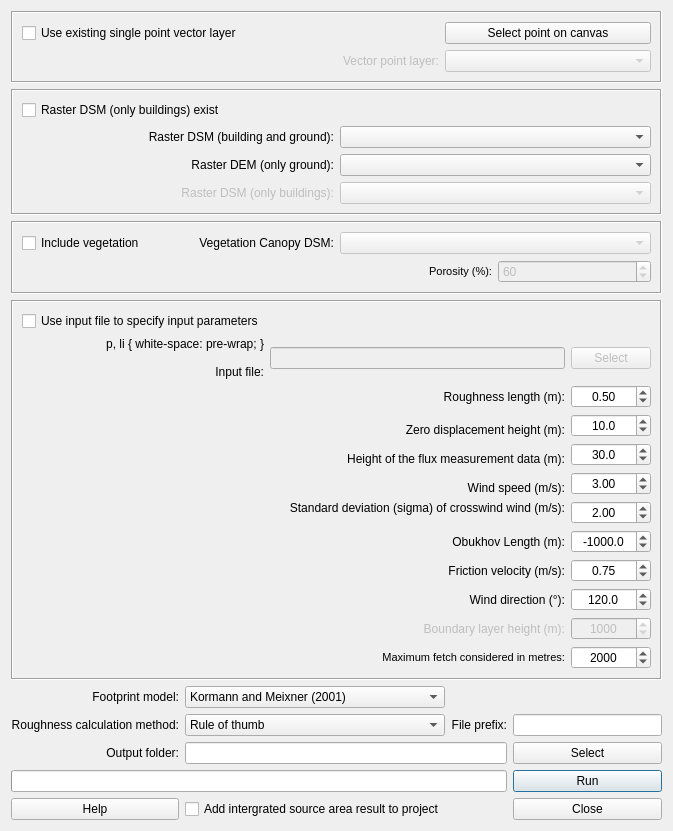
Old version of the form FootprintModel/footprint_model_dialog_base.ui in the repository UMEP-dev/UMEP.
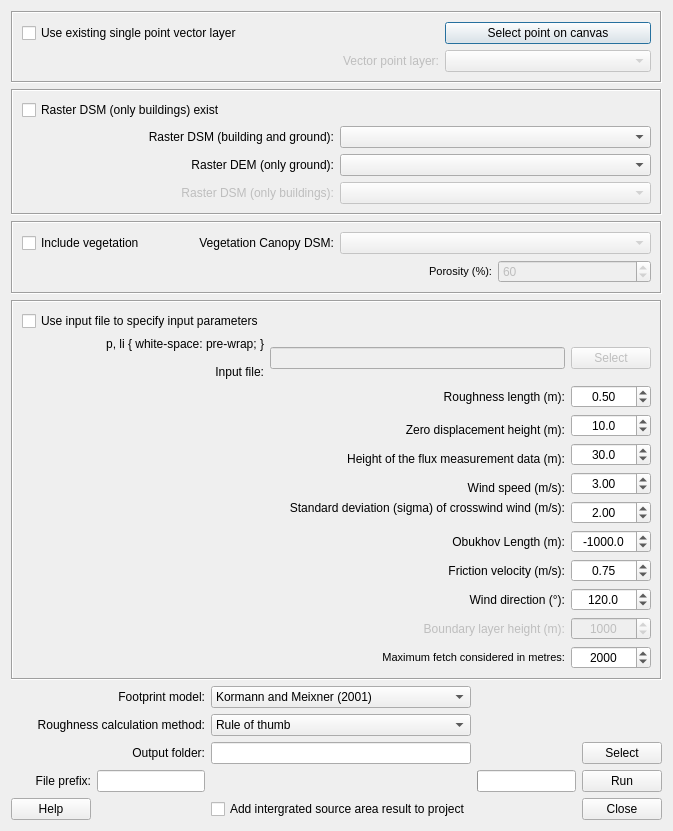
New version of the form.

Commit message: Version 0.2.11: Major changes to SUEWS-related plugins to prepare for new model version. Bug fixing

```diff
--- a/FootprintModel/footprint_model_dialog_base.ui
+++ b/FootprintModel/footprint_model_dialog_base.ui
@@ -7,179 +7,95 @@
     <x>0</x>
     <y>0</y>
     <width>673</width>
-    <height>795</height>
+    <height>794</height>
    </rect>
   </property>
   <property name="windowTitle">
    <string>Footprint model</string>
   </property>
   <layout class="QGridLayout" name="gridLayout_6">
-   <item row="8" column="0">
-    <layout class="QGridLayout" name="gridLayout_4">
-     <property name="sizeConstraint">
-      <enum>QLayout::SetDefaultConstraint</enum>
+   <item row="0" column="0">
+    <widget class="QFrame" name="frame_2">
+     <property name="frameShape">
+      <enum>QFrame::Box</enum>
      </property>
-     <item row="1" column="0">
-      <widget class="QLabel" name="label_22">
-       <property name="text">
-        <string>Footprint model:</string>
-       </property>
-       <property name="alignment">
-        <set>Qt::AlignRight|Qt::AlignTrailing|Qt::AlignVCenter</set>
-       </property>
-       <property name="buddy">
-        <cstring>comboBox_DEM</cstring>
-       </property>
-      </widget>
-     </item>
-     <item row="2" column="1">
-      <widget class="QComboBox" name="comboBox_Roughness">
-       <item>
-        <property name="text">
-         <string>Rule of thumb</string>
+     <property name="frameShadow">
+      <enum>QFrame::Sunken</enum>
+     </property>
+     <layout class="QGridLayout" name="gridLayout">
+      <item row="1" column="1">
+       <widget class="QLabel" name="label_6">
+        <property name="enabled">
+         <bool>false</bool>
         </property>
-       </item>
-       <item>
         <property name="text">
-         <string>Raupach (1994/95)</string>
+         <string>Vector point layer:</string>
         </property>
-       </item>
-       <item>
-        <property name="text">
-         <string>Simplified Bottema (1995)</string>
+        <property name="alignment">
+         <set>Qt::AlignRight|Qt::AlignTrailing|Qt::AlignVCenter</set>
         </property>
-       </item>
-       <item>
-        <property name="text">
-         <string>MacDonald et al. (1998)</string>
+        <property name="buddy">
+         <cstring>comboBox_Point</cstring>
         </property>
-       </item>
-       <item>
-        <property name="text">
-         <string>Millward-Hopkins et al. (2011)</string>
+       </widget>
+      </item>
+      <item row="0" column="0" colspan="2">
+       <widget class="QCheckBox" name="checkBoxVectorLayer">
+        <property name="layoutDirection">
+         <enum>Qt::LeftToRight</enum>
         </property>
-       </item>
-       <item>
         <property name="text">
-         <string>Kanda et al. (2013)</string>
+         <string>Use existing single point vector layer</string>
         </property>
-       </item>
-      </widget>
-     </item>
-     <item row="1" column="1">
-      <widget class="QComboBox" name="comboBoxFPM">
-       <item>
-        <property name="text">
-         <string>Kormann and Meixner (2001)</string>
+       </widget>
+      </item>
+      <item row="1" column="2">
+       <widget class="QComboBox" name="comboBox_Point">
+        <property name="enabled">
+         <bool>false</bool>
         </property>
-       </item>
-       <item>
+        <property name="toolTip">
+         <string>&lt;!DOCTYPE HTML PUBLIC &quot;-//W3C//DTD HTML 4.0//EN&quot; &quot;http://www.w3.org/TR/REC-html40/strict.dtd&quot;&gt;
+&lt;html&gt;&lt;head&gt;&lt;meta name=&quot;qrichtext&quot; content=&quot;1&quot; /&gt;&lt;style type=&quot;text/css&quot;&gt;
+p, li { white-space: pre-wrap; }
+&lt;/style&gt;&lt;/head&gt;&lt;body style=&quot; font-family:'MS Shell Dlg 2'; font-size:8.25pt; font-weight:400; font-style:normal;&quot;&gt;
+&lt;p style=&quot; margin-top:0px; margin-bottom:0px; margin-left:0px; margin-right:0px; -qt-block-indent:0; text-indent:0px;&quot;&gt;&lt;span style=&quot; font-size:8pt;&quot;&gt;This Polygon layer could include one single or mutiple squares &lt;/span&gt;&lt;/p&gt;&lt;/body&gt;&lt;/html&gt;</string>
+        </property>
+       </widget>
+      </item>
+      <item row="0" column="2">
+       <widget class="QPushButton" name="selectpoint">
+        <property name="contextMenuPolicy">
+         <enum>Qt::DefaultContextMenu</enum>
+        </property>
+        <property name="toolTip">
+         <string>Select point on canvas</string>
+        </property>
+        <property name="whatsThis">
+         <string>Select a point on the canvas &lt;a href=README.html&gt; Click here for more info! &lt;/a href&gt;</string>
+        </property>
         <property name="text">
-         <string>Klujn et al. (2015)</string>
+         <string>Select point on canvas</string>
         </property>
-       </item>
-      </widget>
-     </item>
-     <item row="2" column="2">
-      <widget class="QLabel" name="label_9">
-       <property name="text">
-        <string>File prefix:</string>
-       </property>
-       <property name="alignment">
-        <set>Qt::AlignRight|Qt::AlignTrailing|Qt::AlignVCenter</set>
-       </property>
-      </widget>
-     </item>
-     <item row="2" column="3">
-      <widget class="QLineEdit" name="textOutput_prefix">
-       <property name="alignment">
-        <set>Qt::AlignCenter</set>
-       </property>
-      </widget>
-     </item>
-     <item row="4" column="3">
-      <widget class="QPushButton" name="runButton">
-       <property name="enabled">
-        <bool>true</bool>
-       </property>
-       <property name="text">
-        <string>Run</string>
-       </property>
-      </widget>
-     </item>
-     <item row="5" column="3">
-      <widget class="QPushButton" name="closeButton">
-       <property name="enabled">
-        <bool>true</bool>
-       </property>
-       <property name="text">
-        <string>Close</string>
-       </property>
-      </widget>
-     </item>
-     <item row="5" column="0">
-      <widget class="QPushButton" name="helpButton">
-       <property name="text">
-        <string>Help</string>
-       </property>
-      </widget>
-     </item>
-     <item row="3" column="3">
-      <widget class="QPushButton" name="pushButtonSave">
-       <property name="text">
-        <string>Select</string>
-       </property>
-      </widget>
-     </item>
-     <item row="5" column="1">
-      <widget class="QCheckBox" name="checkBoxIntoCanvas">
-       <property name="enabled">
-        <bool>true</bool>
-       </property>
-       <property name="text">
-        <string>Add intergrated source area result to project</string>
-       </property>
-      </widget>
-     </item>
-     <item row="4" column="0" colspan="3">
-      <widget class="QProgressBar" name="progressBar">
-       <property name="value">
-        <number>0</number>
-       </property>
-       <property name="textVisible">
-        <bool>false</bool>
-       </property>
-      </widget>
-     </item>
-     <item row="3" column="0">
-      <widget class="QLabel" name="label_5">
-       <property name="text">
-        <string>Output folder:</string>
-       </property>
-       <property name="alignment">
-        <set>Qt::AlignRight|Qt::AlignTrailing|Qt::AlignVCenter</set>
-       </property>
-      </widget>
-     </item>
-     <item row="3" column="1" colspan="2">
-      <widget class="QLineEdit" name="textOutput"/>
-     </item>
-     <item row="2" column="0">
-      <widget class="QLabel" name="label_8">
-       <property name="text">
-        <string>Roughness calculation method:</string>
-       </property>
-       <property name="alignment">
-        <set>Qt::AlignRight|Qt::AlignTrailing|Qt::AlignVCenter</set>
-       </property>
-       <property name="buddy">
-        <cstring>comboBox_DEM</cstring>
-       </property>
-      </widget>
-     </item>
-    </layout>
+       </widget>
+      </item>
+      <item row="2" column="1">
+       <spacer name="verticalSpacer_5">
+        <property name="orientation">
+         <enum>Qt::Vertical</enum>
+        </property>
+        <property name="sizeHint" stdset="0">
+         <size>
+          <width>20</width>
+          <height>40</height>
+         </size>
+        </property>
+       </spacer>
+      </item>
+     </layout>
+    </widget>
    </item>
-   <item row="2" column="0">
+   <item row="1" column="0">
     <widget class="QFrame" name="frame">
      <property name="frameShape">
       <enum>QFrame::Box</enum>
@@ -269,88 +185,7 @@
      </layout>
     </widget>
    </item>
-   <item row="0" column="0">
-    <widget class="QFrame" name="frame_2">
-     <property name="frameShape">
-      <enum>QFrame::Box</enum>
-     </property>
-     <property name="frameShadow">
-      <enum>QFrame::Sunken</enum>
-     </property>
-     <layout class="QGridLayout" name="gridLayout">
-      <item row="1" column="1">
-       <widget class="QLabel" name="label_6">
-        <property name="enabled">
-         <bool>false</bool>
-        </property>
-        <property name="text">
-         <string>Vector point layer:</string>
-        </property>
-        <property name="alignment">
-         <set>Qt::AlignRight|Qt::AlignTrailing|Qt::AlignVCenter</set>
-        </property>
-        <property name="buddy">
-         <cstring>comboBox_Point</cstring>
-        </property>
-       </widget>
-      </item>
-      <item row="0" column="0" colspan="2">
-       <widget class="QCheckBox" name="checkBoxVectorLayer">
-        <property name="layoutDirection">
-         <enum>Qt::LeftToRight</enum>
-        </property>
-        <property name="text">
-         <string>Use existing single point vector layer</string>
-        </property>
-       </widget>
-      </item>
-      <item row="1" column="2">
-       <widget class="QComboBox" name="comboBox_Point">
-        <property name="enabled">
-         <bool>false</bool>
-        </property>
-        <property name="toolTip">
-         <string>&lt;!DOCTYPE HTML PUBLIC &quot;-//W3C//DTD HTML 4.0//EN&quot; &quot;http://www.w3.org/TR/REC-html40/strict.dtd&quot;&gt;
-&lt;html&gt;&lt;head&gt;&lt;meta name=&quot;qrichtext&quot; content=&quot;1&quot; /&gt;&lt;style type=&quot;text/css&quot;&gt;
-p, li { white-space: pre-wrap; }
-&lt;/style&gt;&lt;/head&gt;&lt;body style=&quot; font-family:'MS Shell Dlg 2'; font-size:8.25pt; font-weight:400; font-style:normal;&quot;&gt;
-&lt;p style=&quot; margin-top:0px; margin-bottom:0px; margin-left:0px; margin-right:0px; -qt-block-indent:0; text-indent:0px;&quot;&gt;&lt;span style=&quot; font-size:8pt;&quot;&gt;This Polygon layer could include one single or mutiple squares &lt;/span&gt;&lt;/p&gt;&lt;/body&gt;&lt;/html&gt;</string>
-        </property>
-       </widget>
-      </item>
-      <item row="0" column="2">
-       <widget class="QPushButton" name="selectpoint">
-        <property name="contextMenuPolicy">
-         <enum>Qt::DefaultContextMenu</enum>
-        </property>
-        <property name="toolTip">
-         <string>Select point on canvas</string>
-        </property>
-        <property name="whatsThis">
-         <string>Select a point on the canvas &lt;a href=README.html&gt; Click here for more info! &lt;/a href&gt;</string>
-        </property>
-        <property name="text">
-         <string>Select point on canvas</string>
-        </property>
-       </widget>
-      </item>
-      <item row="2" column="1">
-       <spacer name="verticalSpacer_5">
-        <property name="orientation">
-         <enum>Qt::Vertical</enum>
-        </property>
-        <property name="sizeHint" stdset="0">
-         <size>
-          <width>20</width>
-          <height>40</height>
-         </size>
-        </property>
-       </spacer>
-      </item>
-     </layout>
-    </widget>
-   </item>
-   <item row="4" column="0">
+   <item row="2" column="0">
     <widget class="QFrame" name="frame_4">
      <property name="frameShape">
       <enum>QFrame::Box</enum>
@@ -429,20 +264,7 @@
      </layout>
     </widget>
    </item>
-   <item row="7" column="0">
-    <spacer name="verticalSpacer_4">
-     <property name="orientation">
-      <enum>Qt::Vertical</enum>
-     </property>
-     <property name="sizeHint" stdset="0">
-      <size>
-       <width>20</width>
-       <height>40</height>
-      </size>
-     </property>
-    </spacer>
-   </item>
-   <item row="6" column="0">
+   <item row="3" column="0">
     <widget class="QFrame" name="frame_3">
      <property name="frameShape">
       <enum>QFrame::Box</enum>
@@ -772,12 +594,200 @@
      </layout>
     </widget>
    </item>
+   <item row="4" column="0">
+    <layout class="QGridLayout" name="gridLayout_4">
+     <item row="4" column="0">
+      <widget class="QPushButton" name="helpButton">
+       <property name="text">
+        <string>Help</string>
+       </property>
+      </widget>
+     </item>
+     <item row="3" column="4">
+      <widget class="QProgressBar" name="progressBar">
+       <property name="value">
+        <number>0</number>
+       </property>
+       <property name="textVisible">
+        <bool>false</bool>
+       </property>
+      </widget>
+     </item>
+     <item row="3" column="1">
+      <widget class="QLineEdit" name="textOutput_prefix">
+       <property name="alignment">
+        <set>Qt::AlignCenter</set>
+       </property>
+      </widget>
+     </item>
+     <item row="1" column="0" colspan="2">
+      <widget class="QLabel" name="label_8">
+       <property name="text">
+        <string>Roughness calculation method:</string>
+       </property>
+       <property name="alignment">
+        <set>Qt::AlignRight|Qt::AlignTrailing|Qt::AlignVCenter</set>
+       </property>
+       <property name="buddy">
+        <cstring>comboBox_DEM</cstring>
+       </property>
+      </widget>
+     </item>
+     <item row="1" column="2">
+      <widget class="QComboBox" name="comboBox_Roughness">
+       <item>
+        <property name="text">
+         <string>Rule of thumb</string>
+        </property>
+       </item>
+       <item>
+        <property name="text">
+         <string>Raupach (1994/95)</string>
+        </property>
+       </item>
+       <item>
+        <property name="text">
+         <string>Simplified Bottema (1995)</string>
+        </property>
+       </item>
+       <item>
+        <property name="text">
+         <string>MacDonald et al. (1998)</string>
+        </property>
+       </item>
+       <item>
+        <property name="text">
+         <string>Millward-Hopkins et al. (2011)</string>
+        </property>
+       </item>
+       <item>
+        <property name="text">
+         <string>Kanda et al. (2013)</string>
+        </property>
+       </item>
+      </widget>
+     </item>
+     <item row="4" column="2">
+      <widget class="QCheckBox" name="checkBoxIntoCanvas">
+       <property name="enabled">
+        <bool>true</bool>
+       </property>
+       <property name="text">
+        <string>Add intergrated source area result to project</string>
+       </property>
+      </widget>
+     </item>
+     <item row="3" column="5">
+      <widget class="QPushButton" name="runButton">
+       <property name="enabled">
+        <bool>true</bool>
+       </property>
+       <property name="text">
+        <string>Run</string>
+       </property>
+      </widget>
+     </item>
+     <item row="4" column="4">
+      <spacer name="horizontalSpacer">
+       <property name="orientation">
+        <enum>Qt::Horizontal</enum>
+       </property>
+       <property name="sizeHint" stdset="0">
+        <size>
+         <width>40</width>
+         <height>20</height>
+        </size>
+       </property>
+      </spacer>
+     </item>
+     <item row="2" column="2">
+      <widget class="QLineEdit" name="textOutput"/>
+     </item>
+     <item row="4" column="5">
+      <widget class="QPushButton" name="closeButton">
+       <property name="enabled">
+        <bool>true</bool>
+       </property>
+       <property name="text">
+        <string>Close</string>
+       </property>
+      </widget>
+     </item>
+     <item row="0" column="0" colspan="2">
+      <widget class="QLabel" name="label_22">
+       <property name="text">
+        <string>Footprint model:</string>
+       </property>
+       <property name="alignment">
+        <set>Qt::AlignRight|Qt::AlignTrailing|Qt::AlignVCenter</set>
+       </property>
+       <property name="buddy">
+        <cstring>comboBox_DEM</cstring>
+       </property>
+      </widget>
+     </item>
+     <item row="2" column="5">
+      <widget class="QPushButton" name="pushButtonSave">
+       <property name="text">
+        <string>Select</string>
+       </property>
+      </widget>
+     </item>
+     <item row="0" column="2">
+      <widget class="QComboBox" name="comboBoxFPM">
+       <item>
+        <property name="text">
+         <string>Kormann and Meixner (2001)</string>
+        </property>
+       </item>
+       <item>
+        <property name="text">
+         <string>Klujn et al. (2015)</string>
+        </property>
+       </item>
+      </widget>
+     </item>
+     <item row="3" column="0">
+      <widget class="QLabel" name="label_9">
+       <property name="text">
+        <string>File prefix:</string>
+       </property>
+       <property name="alignment">
+        <set>Qt::AlignRight|Qt::AlignTrailing|Qt::AlignVCenter</set>
+       </property>
+      </widget>
+     </item>
+     <item row="4" column="1">
+      <spacer name="horizontalSpacer_2">
+       <property name="orientation">
+        <enum>Qt::Horizontal</enum>
+       </property>
+       <property name="sizeHint" stdset="0">
+        <size>
+         <width>40</width>
+         <height>20</height>
+        </size>
+       </property>
+      </spacer>
+     </item>
+     <item row="2" column="1">
+      <widget class="QLabel" name="label_5">
+       <property name="text">
+        <string>Output folder:</string>
+       </property>
+       <property name="alignment">
+        <set>Qt::AlignRight|Qt::AlignTrailing|Qt::AlignVCenter</set>
+       </property>
+      </widget>
+     </item>
+    </layout>
+   </item>
   </layout>
   <zorder>frame_3</zorder>
   <zorder>frame_2</zorder>
   <zorder>frame</zorder>
   <zorder>frame_4</zorder>
-  <zorder>verticalSpacer_4</zorder>
+  <zorder>horizontalSpacer_2</zorder>
  </widget>
  <resources/>
  <connections>
```
The commit also changes 92 other files.
